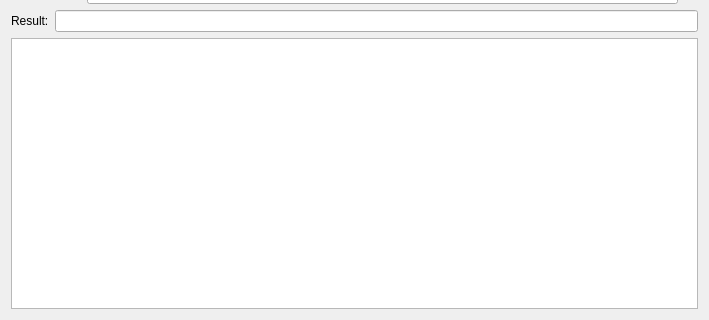
GreenBeanio/Kimberly-s-Delicious-Dozen-Tracker, file UI_RAW/OrderItems.ui: the form before one commit; both pictures show x 0 to 709 and y 293 to 613 of the 709 by 613 pixel window.
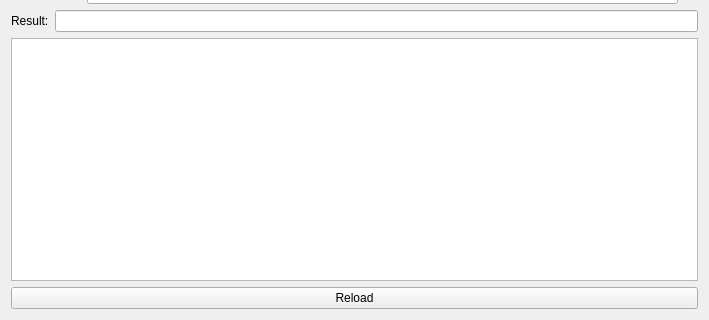
The form after the commit.

The edit to the form file:
```diff
--- a/UI_RAW/OrderItems.ui
+++ b/UI_RAW/OrderItems.ui
@@ -15,7 +15,7 @@
   </property>
   <layout class="QGridLayout" name="gridLayout">
    <item row="0" column="0">
-    <layout class="QVBoxLayout" name="MainLayout" stretch="1,0,4">
+    <layout class="QVBoxLayout" name="MainLayout" stretch="1,0,4,0">
      <item>
       <layout class="QHBoxLayout" name="InputLayout">
        <item>
@@ -194,6 +194,13 @@
      <item>
       <widget class="QTableView" name="OrderItemTable"/>
      </item>
+     <item>
+      <widget class="QPushButton" name="Reload">
+       <property name="text">
+        <string>Reload</string>
+       </property>
+      </widget>
+     </item>
     </layout>
    </item>
   </layout>
```
